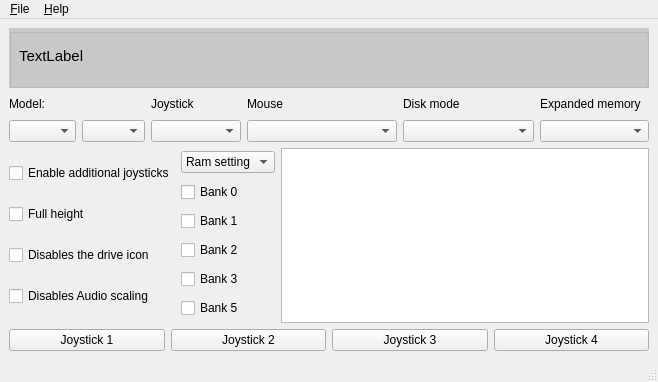
Qt form ui/mainwindow.ui (Dominoman/cjmeditor) before a commit.
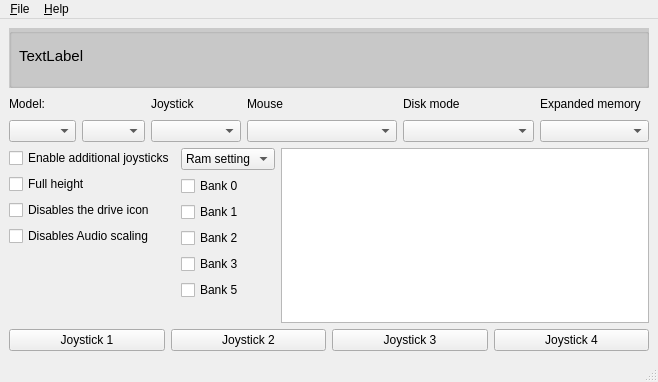
The same form after that commit.

Commit message: Joy config dialog

The edit to the form file:
```diff
--- a/ui/mainwindow.ui
+++ b/ui/mainwindow.ui
@@ -338,6 +338,19 @@
           </property>
          </widget>
         </item>
+        <item>
+         <spacer name="verticalSpacer">
+          <property name="orientation">
+           <enum>Qt::Vertical</enum>
+          </property>
+          <property name="sizeHint" stdset="0">
+           <size>
+            <width>20</width>
+            <height>40</height>
+           </size>
+          </property>
+         </spacer>
+        </item>
        </layout>
       </item>
       <item>
@@ -422,6 +435,19 @@
           </property>
          </widget>
         </item>
+        <item>
+         <spacer name="verticalSpacer_2">
+          <property name="orientation">
+           <enum>Qt::Vertical</enum>
+          </property>
+          <property name="sizeHint" stdset="0">
+           <size>
+            <width>20</width>
+            <height>40</height>
+           </size>
+          </property>
+         </spacer>
+        </item>
        </layout>
       </item>
       <item>
```
Left out of the diff: 179 changed lines with no effect on the pictures. The commit also changes 5 other files.
